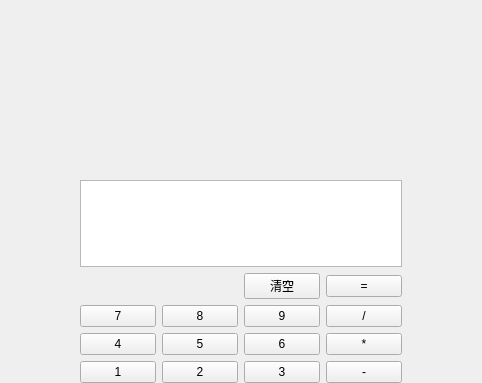
Before: the Qt Designer form 计算器(继承重写)/GuiCacular.ui in sy05514/first-repository, drawn with Qt 5; both pictures show x 150 to 632 and y 0 to 383 of the 800 by 600 pixel window.
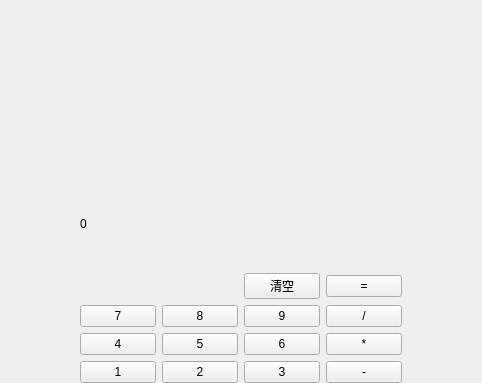
After: the same form once the commit is applied.

Commit message: 计算器部分逻辑

Patch:
```diff
--- a/计算器(继承重写)/GuiCacular.ui
+++ b/计算器(继承重写)/GuiCacular.ui
@@ -14,7 +14,7 @@
    <string>MainWindow</string>
   </property>
   <widget class="QWidget" name="centralwidget">
-   <widget class="QWidget" name="">
+   <widget class="QWidget" name="layoutWidget">
     <property name="geometry">
      <rect>
       <x>230</x>
@@ -25,7 +25,14 @@
     </property>
     <layout class="QVBoxLayout" name="verticalLayout">
      <item>
-      <widget class="QTreeView" name="treeView"/>
+      <widget class="QLabel" name="label">
+       <property name="enabled">
+        <bool>true</bool>
+       </property>
+       <property name="text">
+        <string>0</string>
+       </property>
+      </widget>
      </item>
      <item>
       <layout class="QGridLayout" name="gridLayout">
```
Left out of the diff: 106 changed lines with no effect on the pictures. The commit also changes 2 other files.
